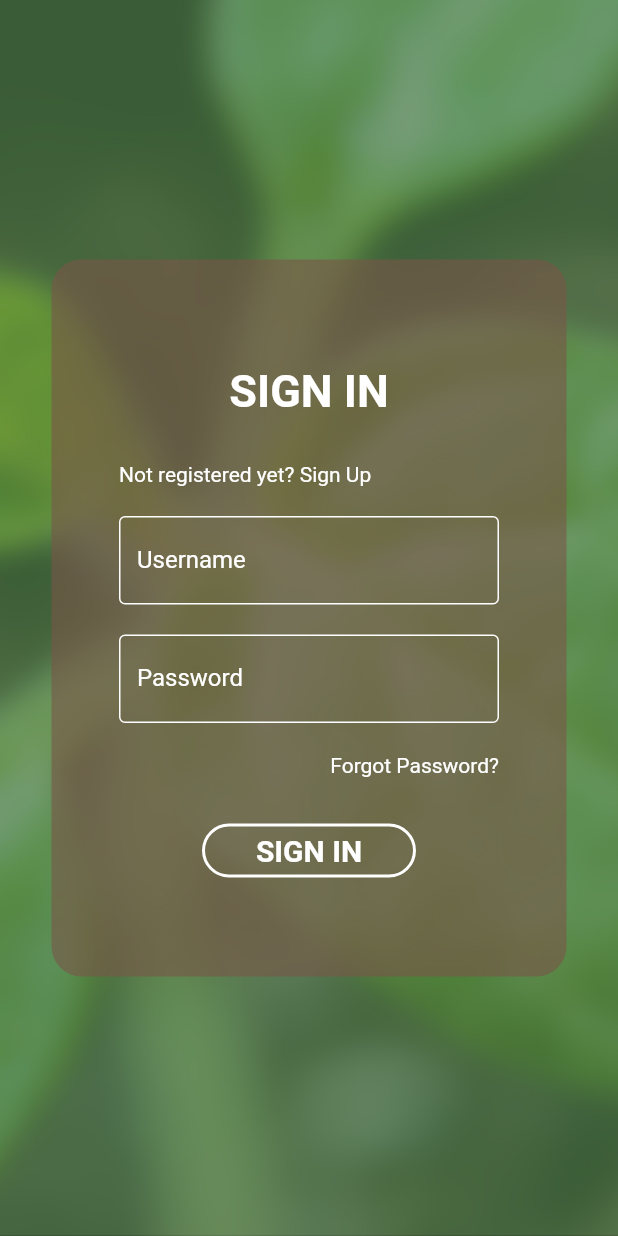
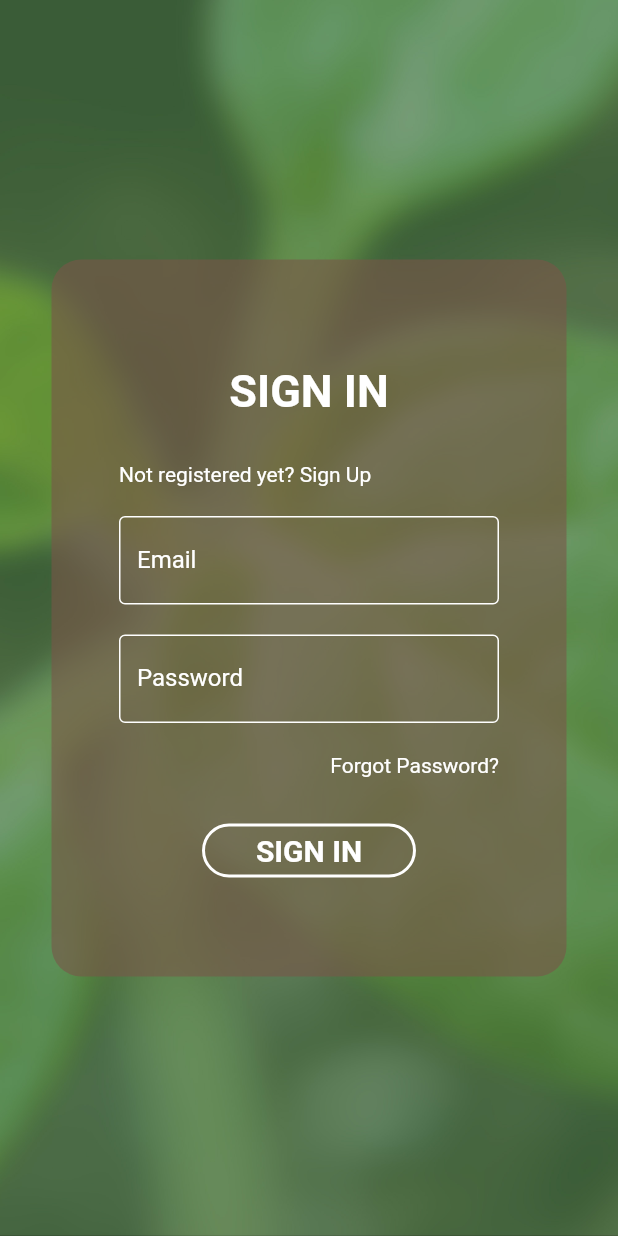
Before and after one commit to jonsonkurt/SNAP, a Flutter app: the screen it shows after launch, after a tap on "START NOW", on a phone screen of 412 x 824 dp. Run offline on Flutter 3.47's test engine with Material 2 defaults, Android fonts, the phone set to English and light mode, and no system bars; our stand-ins replace animated_bottom_navigation_bar, sqflite; accounts and stored records are empty.

Commit message:
Added functional sign in page

```diff
--- a/lib/view/login_page.dart
+++ b/lib/view/login_page.dart
@@ -1,10 +1,23 @@
+// ignore_for_file: use_build_context_synchronously
+
 import 'package:flutter/material.dart';
 import 'package:snap/view/my_screen.dart';
 import 'signup_page.dart';
 import 'forgot_password_page.dart';
+import 'package:snap/model/database_helper.dart';
 
-class LoginPage extends StatelessWidget {
+class LoginPage extends StatefulWidget {
   const LoginPage({Key? key}) : super(key: key);
+
+  @override
+  // ignore: library_private_types_in_public_api
+  _LoginPageState createState() => _LoginPageState();
+}
+
+class _LoginPageState extends State<LoginPage> {
+  final TextEditingController emailController = TextEditingController();
+  final TextEditingController passwordController = TextEditingController();
+  final _formKey = GlobalKey<FormState>();
 
   @override
   Widget build(BuildContext context) {
@@ -64,21 +77,33 @@ class LoginPage extends StatelessWidget {
                   ),
                 ),
                 const SizedBox(height: 20),
+                Form(
+                    key: _formKey,
+                    child: Column(
+                      children: [
                         TextFormField(
+                          controller: emailController,
                           style: const TextStyle(color: Colors.white),
                           decoration: const InputDecoration(
                             enabledBorder: OutlineInputBorder(
                               borderSide: BorderSide(color: Colors.white),
                             ),
                             border: OutlineInputBorder(),
-                    hintText: 'Enter your username',
-                    labelText: 'Username',
+                            hintText: 'Enter your email',
+                            labelText: 'Email',
                             labelStyle: TextStyle(color: Colors.white),
                             hintStyle: TextStyle(color: Colors.green),
                           ),
+                          validator: (value) {
+                            if (value == null || value.isEmpty) {
+                              return 'Please enter your email';
+                            }
+                            return null; // Return null if there is no error
+                          },
                         ),
                         const SizedBox(height: 20),
                         TextFormField(
+                          controller: passwordController,
                           style: const TextStyle(color: Colors.white),
                           decoration: const InputDecoration(
                             enabledBorder: OutlineInputBorder(
@@ -90,6 +115,12 @@ class LoginPage extends StatelessWidget {
                             labelStyle: TextStyle(color: Colors.white),
                             hintStyle: TextStyle(color: Colors.green),
                           ),
+                          validator: (value) {
+                            if (value == null || value.isEmpty) {
+                              return 'Please enter your password';
+                            }
+                            return null; // Return null if there is no error
+                          },
                         ),
                         const SizedBox(height: 20),
                         InkWell(
@@ -97,7 +128,8 @@ class LoginPage extends StatelessWidget {
                             Navigator.push(
                               context,
                               MaterialPageRoute(
-                          builder: (context) => const ForgotPasswordPage()),
+                                  builder: (context) =>
+                                      const ForgotPasswordPage()),
                             );
                           },
                           child: const Align(
@@ -112,32 +144,56 @@ class LoginPage extends StatelessWidget {
                         ),
                         const SizedBox(height: 25),
                         OutlinedButton(
-                  onPressed: () {
+                          onPressed: () async {
+                            if (_formKey.currentState!.validate()) {
+                              String email = emailController.text;
+                              String password = passwordController.text;
+                              bool isUserExist = await DatabaseHelper.instance
+                                  .isUserExist(email, password);
+
+                              if (isUserExist) {
                                 Navigator.push(
                                   context,
-                      PageRouteBuilder(
-                        pageBuilder: (context, animation, secondaryAnimation) =>
-                            const MyScreen(),
-                        transitionsBuilder:
-                            (context, animation, secondaryAnimation, child) {
-                          var begin = const Offset(0.0, 1.0);
-                          var end = Offset.zero;
-                          var curve = Curves.ease;
+                                  MaterialPageRoute(
+                                      builder: (context) => const MyScreen()),
+                                );
+                              } else {
+                                ScaffoldMessenger.of(context).showSnackBar(
+                                  const SnackBar(
+                                      content:
+                                          Text('Invalid email or password')),
+                                );
+                              }
+                            }
+                          },
+                          // onPressed: () {
+                          //   Navigator.push(
+                          //     context,
+                          //     PageRouteBuilder(
+                          //       pageBuilder:
+                          //           (context, animation, secondaryAnimation) =>
+                          //               const MyScreen(),
+                          //       transitionsBuilder: (context, animation,
+                          //           secondaryAnimation, child) {
+                          //         var begin = const Offset(0.0, 1.0);
+                          //         var end = Offset.zero;
+                          //         var curve = Curves.ease;
 
-                          var tween = Tween(begin: begin, end: end)
-                              .chain(CurveTween(curve: curve));
+                          //         var tween = Tween(begin: begin, end: end)
+                          //             .chain(CurveTween(curve: curve));
 
-                          return SlideTransition(
-                            position: animation.drive(tween),
-                            child: child,
-                          );
-                        },
-                      ),
-                    );
-                  },
+                          //         return SlideTransition(
+                          //           position: animation.drive(tween),
+                          //           child: child,
+                          //         );
+                          //       },
+                          //     ),
+                          //   );
+                          // },
                           style: OutlinedButton.styleFrom(
                             shape: const StadiumBorder(),
-                    side: const BorderSide(color: Colors.white, width: 2),
+                            side:
+                                const BorderSide(color: Colors.white, width: 2),
                           ),
                           child: const Text(
                             "    SIGN IN    ",
@@ -148,6 +204,8 @@ class LoginPage extends StatelessWidget {
                             ),
                           ),
                         ),
+                      ],
+                    )),
                 const SizedBox(height: 15),
               ],
             ),
```
Lines whose indentation alone changed are shown as unchanged.
